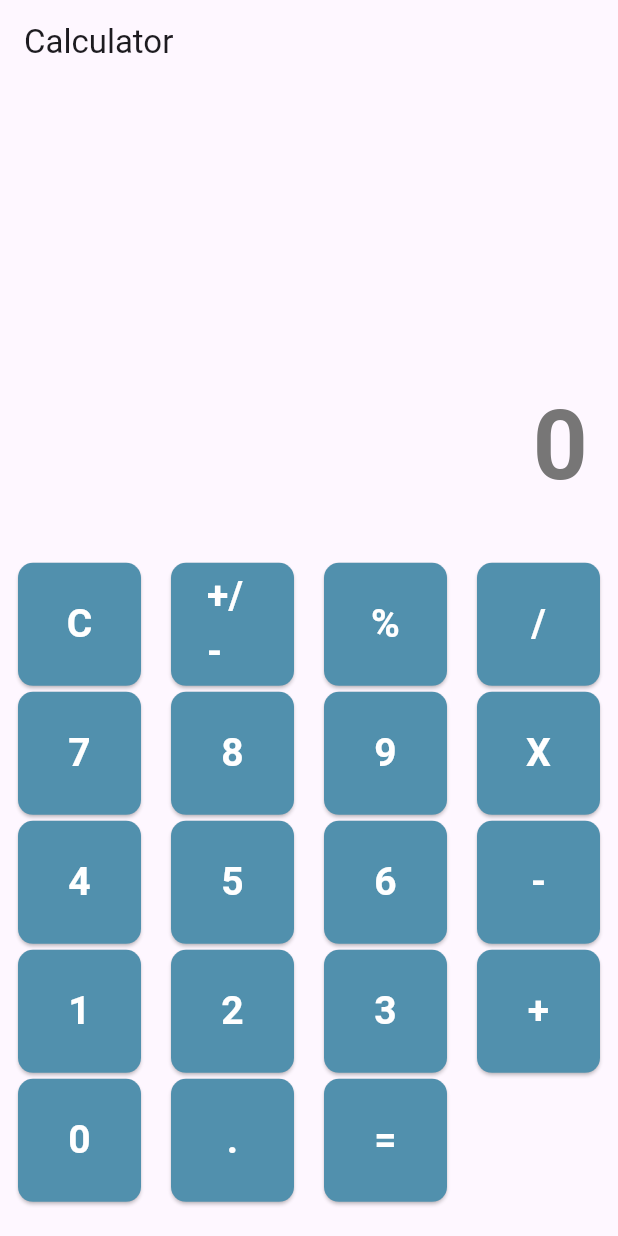
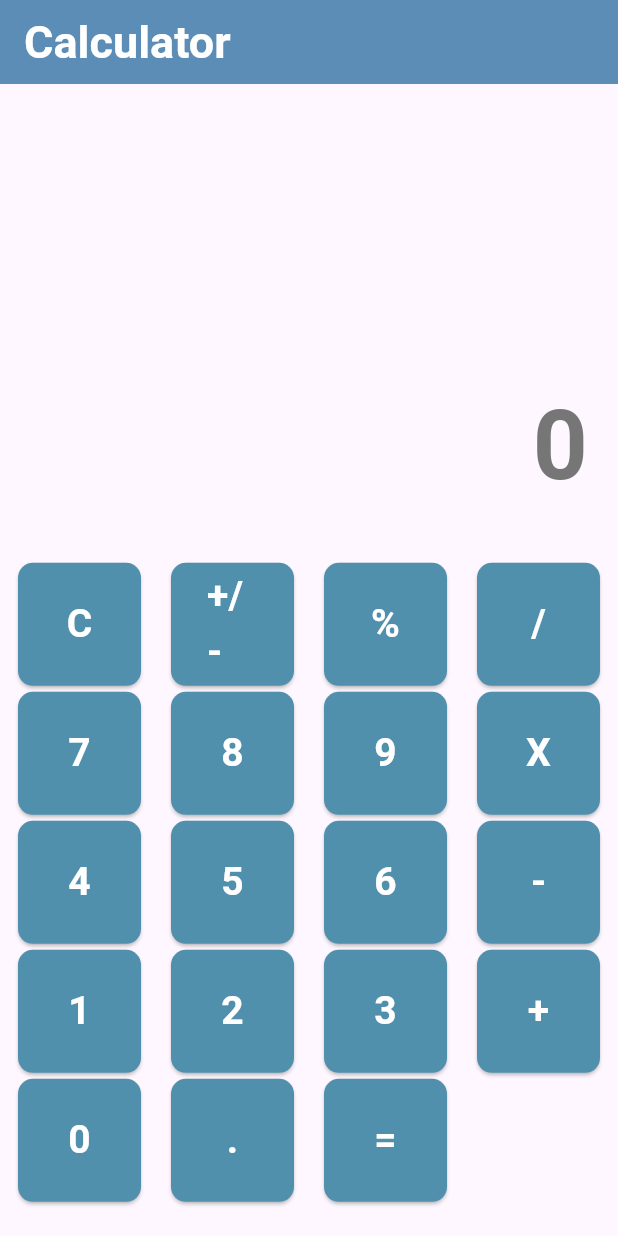
Before and after one commit to prashantdahal1/calculator_flutter, a Flutter app: the screen it shows after launch, on a phone screen of 412 x 824 dp. Run offline on Flutter 3.47's test engine with Material 3 defaults, Android fonts, the light colour scheme and no system bars.

Commit message:
changed app bar

```diff
--- a/lib/screens/calculator_screen.dart
+++ b/lib/screens/calculator_screen.dart
@@ -152,7 +152,14 @@ class _CalculatorScreenState extends State<CalculatorScreen> {
   @override
   Widget build(BuildContext context) {
     return Scaffold(
-      appBar: AppBar(title: const Text('Calculator') ,
+      appBar: AppBar(
+        title: const Text('Calculator'),
+        titleTextStyle: const TextStyle(
+          fontSize: 30,
+          fontWeight: FontWeight.bold,
+          color: Color.fromARGB(255, 255, 255, 255),
+        ),
+        backgroundColor: const Color.fromARGB(255, 91, 141, 182),
       ),
 
       body: SafeArea(
```
